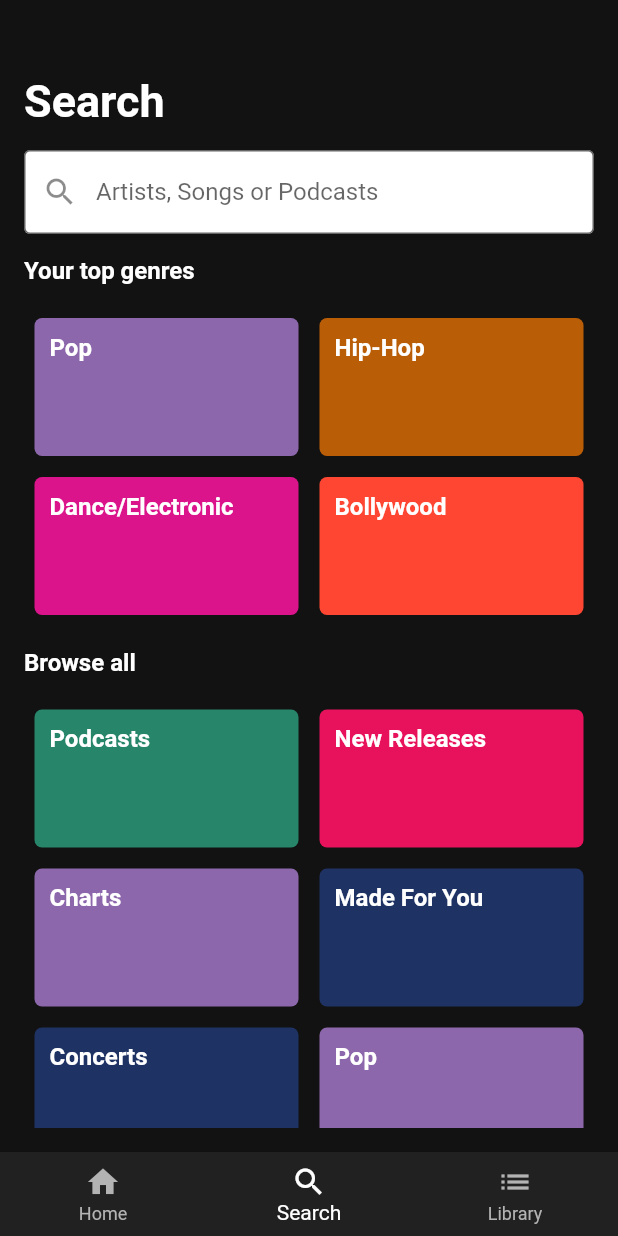
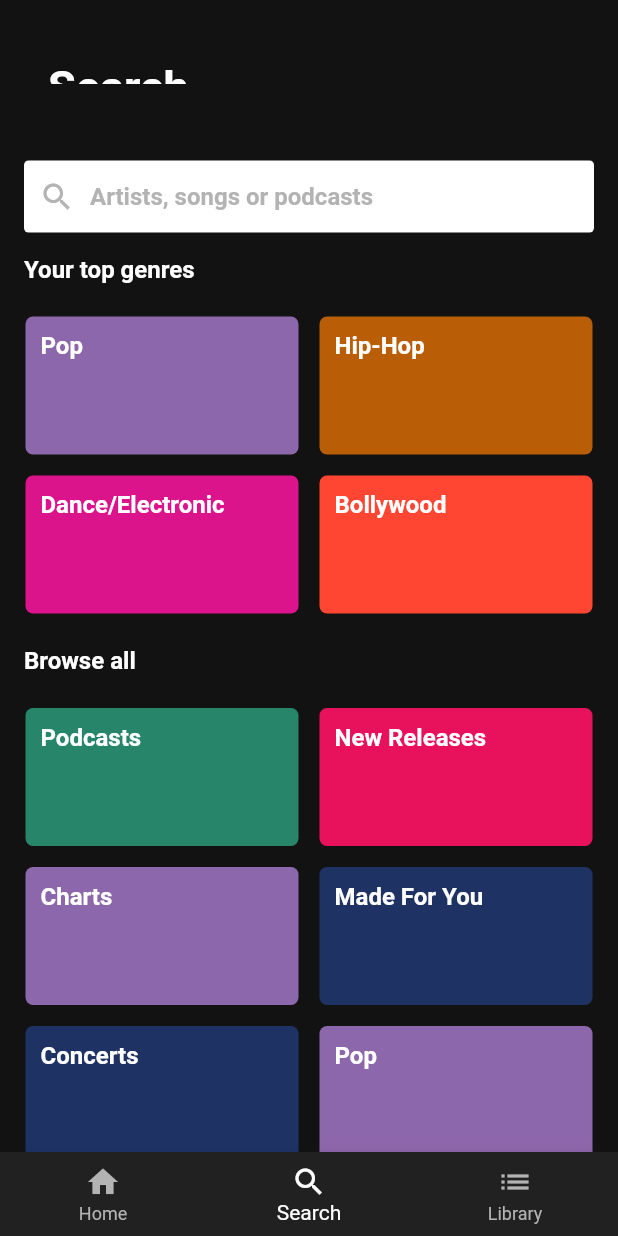
Before and after one commit to GLADI8R/spotify_clone, a Flutter app: the screen it shows after launch, item 2 of the bottom bar chosen, on a phone screen of 412 x 824 dp. Run offline on Flutter 3.47's test engine with Material 2 defaults, Android fonts, the phone set to English and light mode, and no system bars.

Commit message:
Add Sliver

```diff
--- a/lib/components/genre.dart
+++ b/lib/components/genre.dart
@@ -5,7 +5,7 @@ import 'package:spotify_clone/components/genre_card.dart';
 import 'package:spotify_clone/styles/constants.dart';
 
 Container topGenreCard = Container(
-  //margin: const EdgeInsets.only(right: 10.0, bottom: 20),
+  // margin: const EdgeInsets.only(right: 10.0, bottom: 5.0),
   child: Table(
     children: [
       const TableRow(
--- a/lib/main.dart
+++ b/lib/main.dart
@@ -13,7 +13,7 @@ class MyApp extends StatelessWidget {
   @override
   Widget build(BuildContext context) {
     return MaterialApp(
-      home: NavigationBar(),
+      home: const NavigationBar(),
       routes: {
         '/songslist': (context) => SongsList(),
       },
--- a/lib/screens/search_page.dart
+++ b/lib/screens/search_page.dart
@@ -1,7 +1,8 @@
-// ignore_for_file: prefer_const_literals_to_create_immutables, use_key_in_widget_constructors
+// ignore_for_file: prefer_const_literals_to_create_immutables, use_key_in_widget_constructors, unnecessary_const
 
 import 'package:flutter/cupertino.dart';
 import 'package:flutter/material.dart';
+import 'package:flutter/painting.dart';
 import 'package:spotify_clone/styles/constants.dart';
 import 'package:spotify_clone/components/genre.dart';
 
@@ -17,52 +18,76 @@ class SearchPage extends StatelessWidget {
           decoration: const BoxDecoration(
             color: kBlack,
           ),
-        child: Padding(
-          padding: const EdgeInsets.only(
-            top: 50.0,
-            left: 16.0,
-            right: 16.0,
-            bottom: 16.0,
+          child: CustomScrollView(
+            slivers: <Widget>[
+              SliverAppBar(
+                expandedHeight: 155.0,
+                floating: false,
+                pinned: true,
+                backgroundColor: kBlack,
+                title: const Padding(
+                  padding:
+                      const EdgeInsets.only(top: 60.0, left: 16.0, right: 16.0),
+                  child: const Text(
+                    "Search",
+                    textAlign: TextAlign.left,
+                    style: TextStyle(
+                      color: Colors.white,
+                      fontWeight: FontWeight.bold,
+                      fontSize: 30.0,
                     ),
-          child: Column(
-            crossAxisAlignment: CrossAxisAlignment.start,
-            children: [
+                  ),
+                ),
+                // flexibleSpace: const FlexibleSpaceBar(
+                //   title: Text(
+                //     "Search",
+                //     textAlign: TextAlign.left,
+                //     style: TextStyle(
+                //       color: Colors.white,
+                //       fontWeight: FontWeight.bold,
+                //       fontSize: 30.0,
+                //     ),
+                //   ),
+                // ),
+                bottom: PreferredSize(
+                  preferredSize: const Size.fromHeight(30.0),
+                  child: Container(
+                    margin: const EdgeInsets.only(left: 16.0, right: 16.0),
+                    height: 48.0,
+                    decoration: BoxDecoration(
+                      borderRadius: BorderRadius.circular(3),
+                      color: Colors.white,
+                    ),
+                    child: Row(
+                      mainAxisAlignment: MainAxisAlignment.start,
+                      children: <Widget>[
+                        const Padding(
+                          padding: EdgeInsets.fromLTRB(10.0, 8.0, 10.0, 8.0),
+                          child: Icon(
+                            Icons.search,
+                            color: kLightGrey,
+                          ),
+                        ),
                         const Text(
-                'Search',
-                style: kHeadingTextStyle,
-              ),
-              const SizedBox(
-                height: 15,
-              ),
-              // ignore: todo
-              //TODO::-|>
-              //Replace textFiled with button widget to take it to new screen
-              const TextField(
+                          'Artists, songs or podcasts',
                           style: TextStyle(
                             color: kLightGrey,
-                  height: 1,
+                            fontSize: 16.0,
+                            fontWeight: FontWeight.bold,
                           ),
-                decoration: InputDecoration(
-                  filled: true,
-                  fillColor: Colors.white,
-                  border: OutlineInputBorder(),
-                  prefixIcon: Icon(Icons.search_sharp),
-                  hintText: 'Artists, Songs or Podcasts',
-                  focusedBorder: OutlineInputBorder(
-                    borderSide: BorderSide(
-                      color: Colors.white,
+                        ),
+                      ],
                     ),
                   ),
                 ),
               ),
-
-            Expanded(
-              child: ListView.builder(
-                scrollDirection: Axis.vertical,
-                itemCount: 4,
-                itemBuilder: (context, i) {
+              SliverList(
+                delegate: SliverChildBuilderDelegate(
+                  (context, i) {
                     if (i == 0) {
-                    return Column(
+                      return Padding(
+                        padding: const EdgeInsets.only(left: 16.0, right: 16.0),
+                        child: Column(
                           crossAxisAlignment: CrossAxisAlignment.start,
                           children: [
                             const SizedBox(
@@ -76,11 +101,17 @@ class SearchPage extends StatelessWidget {
                               height: 15.0,
                             ),
                           ],
+                        ),
                       );
                     } else if (i == 1) {
-                    return topGenreCard;
+                      return Padding(
+                        padding: const EdgeInsets.only(left: 10.0, right: 10.0),
+                        child: topGenreCard,
+                      );
                     } else if (i == 2) {
-                    return Column(
+                      return Padding(
+                        padding: const EdgeInsets.only(left: 16.0, right: 16.0),
+                        child: Column(
                           crossAxisAlignment: CrossAxisAlignment.start,
                           children: [
                             const SizedBox(
@@ -94,18 +125,20 @@ class SearchPage extends StatelessWidget {
                               height: 15.0,
                             ),
                           ],
+                        ),
                       );
                     }
-                  return genreCard;
+                    return Padding(
+                      padding: const EdgeInsets.only(left: 10.0, right: 10.0),
+                      child: genreCard,
+                    );
                   },
+                  childCount: 4,
+                ),
+              )
+            ],
           ),
         ),
-          ],
-        )
-
-        ),
-          ),
-
       ),
     );
   }
```
Lines whose indentation alone changed are shown as unchanged.
